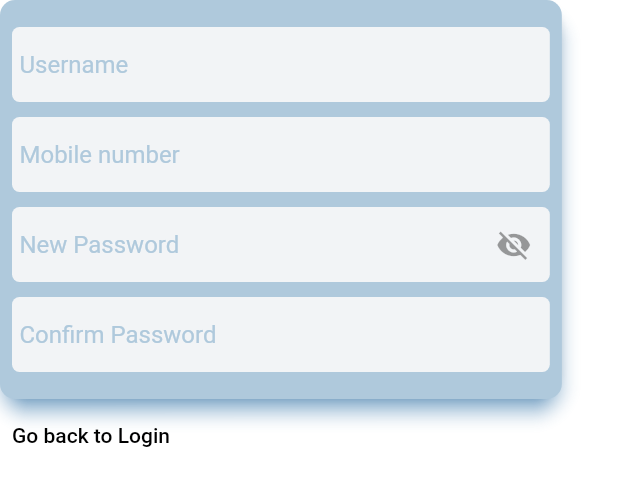
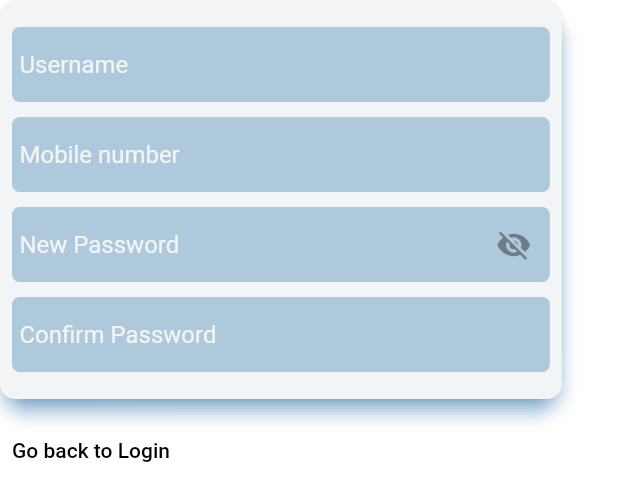
Before and after one commit to Abh1navAbhinav/MovieTicketBooking, a Flutter app: the CreateNewAccount widget shown alone on an empty page, opened directly, on a phone screen of 412 x 824 dp. Shown: the top 501 px of the screen. Run offline on Flutter 3.47's test engine with Material 2 defaults, Android fonts, the phone set to English and light mode, and no system bars; our stand-ins replace carousel_slider, get, google_fonts, pinput.

Commit message:
added background image in login scaffold , change app color

```diff
--- a/lib/login/view/widgets/create_new_account.dart
+++ b/lib/login/view/widgets/create_new_account.dart
@@ -151,6 +151,9 @@ class CreateNewAccount extends GetView<LoginController> {
               ),
             ),
           ),
+          const SizedBox(
+            height: 10,
+          ),
           TextButton(
             onPressed: () {
               controller.isCreatedNewAccount.value = false;
@@ -163,7 +166,7 @@ class CreateNewAccount extends GetView<LoginController> {
             ),
           ),
           const SizedBox(
-            height: 20,
+            height: 10,
           ),
         ],
       ),
--- a/lib/main.dart
+++ b/lib/main.dart
@@ -33,8 +33,8 @@ class MyApp extends StatelessWidget {
 //Global Constant Values
 
 //Color
-Color kColor1 = const Color.fromARGB(255, 242, 244, 246);
-Color kColor2 = const Color.fromARGB(255, 175, 201, 220);
+Color kColor2 = const Color.fromARGB(255, 242, 244, 246);
+Color kColor1 = const Color.fromARGB(255, 175, 201, 220);
 
 //TextStyle
 TextStyle kButtonTextStyle = GoogleFonts.roboto(
```
Also changed, not shown: lib/login/view/login.dart (+13 -3 lines), 1 other file.
